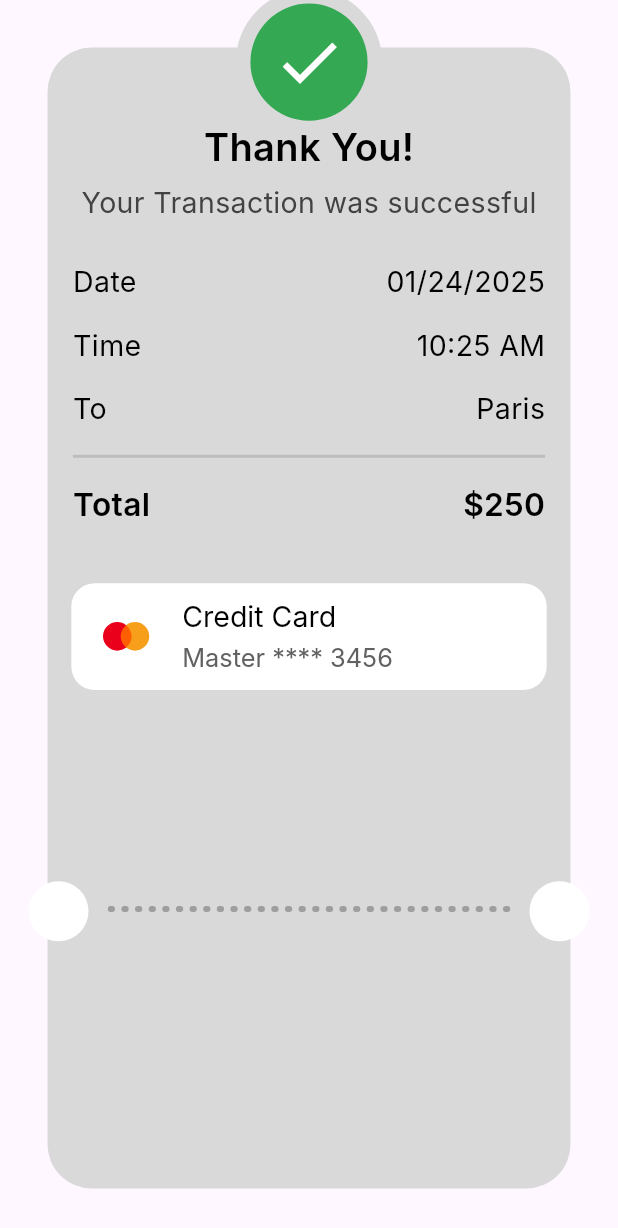
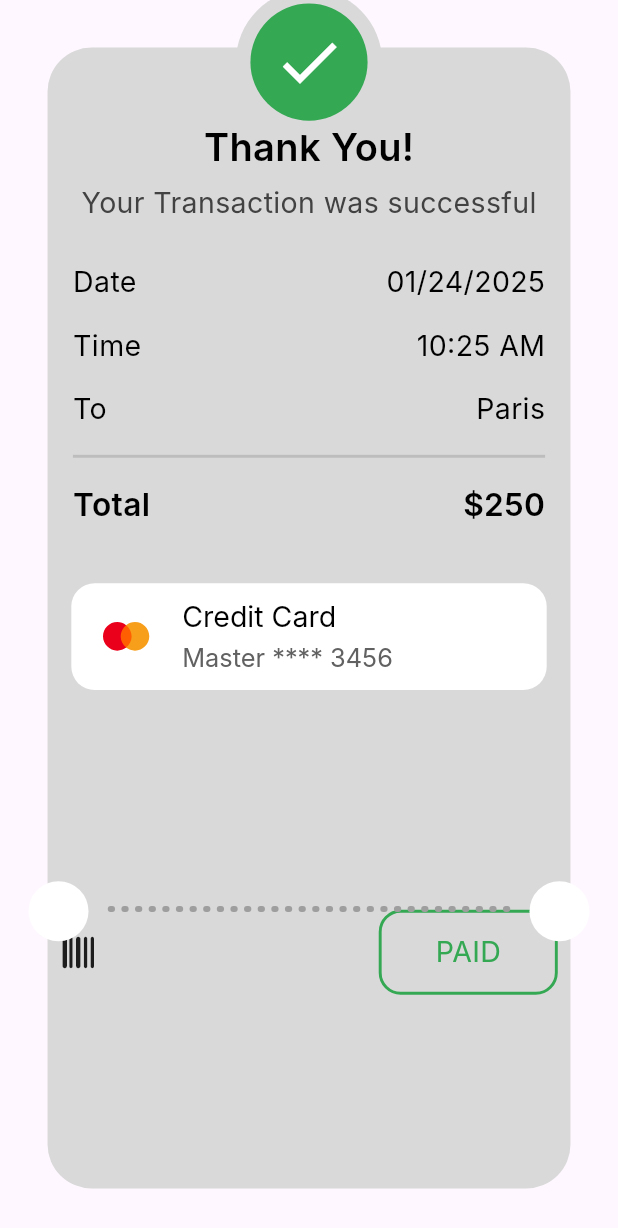
Before and after one commit to MohamedHussein20/payment_app, a Flutter app: the ThankYouView screen opened directly, on a phone screen of 412 x 824 dp. Shown: the top 1228 px of the screen. Run offline on Flutter 3.47's test engine with Material 3 defaults, Android fonts, the phone set to English and light mode, and no system bars; our stand-ins replace flutter_credit_card, flutter_screenutil, flutter_svg, font_awesome_flutter; Roboto replaces fonts that are missing (Inter).

Commit message:
finish ui

```diff
--- /dev/null
+++ b/lib/features/payment_details/presentation/widgets/payment_barcode.dart
@@ -0,0 +1,45 @@
+import 'package:flutter/material.dart';
+import 'package:flutter_screenutil/flutter_screenutil.dart';
+import 'package:font_awesome_flutter/font_awesome_flutter.dart';
+import 'package:payment_app/core/utils/styles.dart';
+
+class PaymentBarcode extends StatelessWidget {
+  const PaymentBarcode({
+    super.key,
+  });
+
+  @override
+  Widget build(BuildContext context) {
+    return Padding(
+      padding: EdgeInsets.symmetric(horizontal: 8.w),
+      child: Row(
+        mainAxisAlignment: MainAxisAlignment.center,
+        children: [
+          const Icon(FontAwesomeIcons.barcode),
+          const Spacer(),
+          Container(
+            width: 113.w,
+            height: 58.h,
+            decoration: ShapeDecoration(
+              shape: RoundedRectangleBorder(
+                side: BorderSide(
+                  color: const Color(0xff34a853),
+                  width: 2.h,
+                ),
+                borderRadius: BorderRadius.circular(15.r),
+              ),
+            ),
+            child: Center(
+              child: Text(
+                "PAID",
+                style: Styles.style18.copyWith(
+                  color: const Color(0xff34a853),
+                ),
+              ),
+            ),
+          ),
+        ],
+      ),
+    );
+  }
+}
--- a/lib/features/payment_details/presentation/widgets/thank_you_card.dart
+++ b/lib/features/payment_details/presentation/widgets/thank_you_card.dart
@@ -2,6 +2,7 @@ import 'package:flutter/material.dart';
 import 'package:flutter_screenutil/flutter_screenutil.dart';
 import 'package:payment_app/core/utils/styles.dart';
 import 'package:payment_app/features/payment_details/presentation/widgets/master_card_container.dart';
+import 'package:payment_app/features/payment_details/presentation/widgets/payment_barcode.dart';
 import 'package:payment_app/features/payment_details/presentation/widgets/payment_info_item.dart';
 
 class ThankYouCard extends StatelessWidget {
@@ -55,10 +56,10 @@ class ThankYouCard extends StatelessWidget {
               ],
             ),
           ),
-
           SizedBox(height: 40.h),
-
           const MasterCardContainer(),
+          SizedBox(height: 150.h),
+          const PaymentBarcode(),
         ],
       ),
     );
--- a/pubspec.yaml
+++ b/pubspec.yaml
@@ -34,6 +34,7 @@ dependencies:
   flutter_credit_card: ^4.1.0
   flutter_screenutil: ^5.9.3
   flutter_svg: ^2.0.7
+  font_awesome_flutter: ^10.12.0
 
 dev_dependencies:
   flutter_lints: ^5.0.0
```
Also changed, not shown: lib/features/checkout/presentation/widgets/checkout_button.dart (+8 -7 lines), lib/features/checkout/presentation/widgets/payment_methods_bottom_sheet.dart (added, +40 -0 lines), pubspec.lock.
